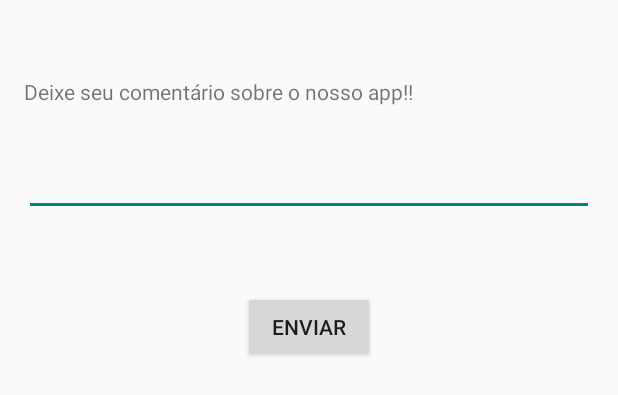
After one commit to armandossrecife/UFPIMAPS, an Android app: the layout fragment_feedback.xml on its own in the app's theme, with its tools: preview values and no code run, on a phone screen of 412 x 824 dp. The commit adds this screen. Shown: the top 395 px of the screen. Run offline under Robolectric (Android 15) with nearby library versions, the phone set to English and light mode, and no system bars.

Commit message:
Feedback view e Feddback fragment adicionados! Requisicao interna do Feedback precisa ser refatorada. Retirar a classe interna de requisicao do Feedback, criando uma classe nova!

```diff
--- a/app/src/main/java/com/ufpimaps/MainActivity.java
+++ b/app/src/main/java/com/ufpimaps/MainActivity.java
@@ -15,6 +15,7 @@ import android.view.ViewGroup;
 
 import com.ufpimaps.views.AnchorsFragment;
 import com.ufpimaps.views.AboutFragment;
+import com.ufpimaps.views.FeedbackFragment;
 import com.ufpimaps.views.MapFragment;
 
 
@@ -72,6 +73,8 @@ public class MainActivity extends ActionBarActivity
                 objFragment.setArguments(args);
                 break;
             case 4:
+                objFragment = new FeedbackFragment();
+                break;
             case 5:
                 objFragment = new AboutFragment();
                 break;
--- /dev/null
+++ b/app/src/main/res/layout/fragment_feedback.xml
@@ -0,0 +1,45 @@
+<?xml version="1.0" encoding="utf-8"?>
+
+<RelativeLayout xmlns:android="http://schemas.android.com/apk/res/android"
+xmlns:tools="http://schemas.android.com/tools"
+android:layout_width="match_parent"
+android:layout_height="match_parent"
+android:paddingBottom="@dimen/activity_vertical_margin"
+android:paddingLeft="@dimen/activity_horizontal_margin"
+android:paddingRight="@dimen/activity_horizontal_margin"
+android:paddingTop="@dimen/activity_vertical_margin"
+tools:context="com.ufpimaps.views.FeedbackFragment" >
+
+<TextView
+    android:id="@+id/textView1"
+    android:layout_width="wrap_content"
+    android:layout_height="wrap_content"
+    android:layout_alignParentLeft="true"
+    android:layout_alignParentRight="true"
+    android:layout_alignParentTop="true"
+    android:layout_marginTop="35dp"
+    android:text="@string/feedback_text" />
+
+<EditText
+    android:id="@+id/editText1"
+    android:layout_width="fill_parent"
+    android:layout_height="wrap_content"
+    android:layout_alignLeft="@+id/textView1"
+    android:layout_below="@+id/textView1"
+    android:layout_marginTop="28dp"
+    android:ems="10"
+    android:inputType="textMultiLine" >
+
+    <requestFocus />
+</EditText>
+
+<Button
+    android:id="@+id/sendFeedback"
+    android:layout_width="wrap_content"
+    android:layout_height="wrap_content"
+    android:layout_below="@+id/editText1"
+    android:layout_centerHorizontal="true"
+    android:layout_marginTop="50dp"
+    android:text="@string/sendFeedback" />
+
+</RelativeLayout>
--- a/app/src/main/res/values/strings.xml
+++ b/app/src/main/res/values/strings.xml
@@ -7,6 +7,8 @@
     <string name="title_section4">Mapa Híbrido</string>
     <string name="title_section5">Avalie-nos!</string>
     <string name="title_section6">Sobre</string>
+    <string name="feedback">Avalie-nos!</string>
+
 
     <string name="desenvolvedores">Desenvolvido por:</string>
     <string name="desenvolvedorRoney">Roney Lira</string>
@@ -26,7 +28,8 @@
         Engenharia de Software I, ministrada pelo Prof. Ms. Armando Soares que visa encontrar
         fisicamente as unidades administrativas e operacionais da UFPI.</string>
     <string name="title_activity_colaboradores_screen">ColaboradoresScreen</string>
-
+    <string name="feedback_text">Deixe seu comentário sobre o nosso app!!</string>
+    <string name="sendFeedback">Enviar</string>
 
 
     <string name="navigation_drawer_open">Open navigation drawer</string>
```
Also changed, not shown: app/src/main/java/com/ufpimaps/views/FeedbackFragment.java (added, +113 -0 lines).
